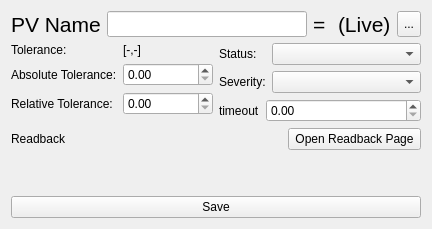
pcdshub/superscore, file superscore/ui/parameter_page.ui: the form before one commit.
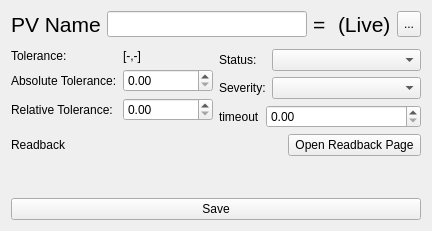
The form after the commit.

What changed in the file:
```diff
--- a/superscore/ui/parameter_page.ui
+++ b/superscore/ui/parameter_page.ui
@@ -7,7 +7,7 @@
     <x>0</x>
     <y>0</y>
     <width>432</width>
-    <height>229</height>
+    <height>231</height>
    </rect>
   </property>
   <property name="windowTitle">
@@ -15,8 +15,6 @@
   </property>
   <layout class="QVBoxLayout" name="verticalLayout">
    <item>
-    <layout class="QVBoxLayout" name="verticalLayout_2">
-     <item>
       <widget class="QWidget" name="pv_value_widget" native="true">
        <layout class="QHBoxLayout" name="horizontalLayout_3">
         <property name="leftMargin">
@@ -95,6 +93,9 @@
        </layout>
       </widget>
      </item>
+   <item>
+    <widget class="QWidget" name="meta_placeholder" native="true"/>
+   </item>
      <item>
       <layout class="QHBoxLayout" name="options_hlayout">
        <item>
@@ -283,8 +284,6 @@
         </item>
        </layout>
       </widget>
-     </item>
-    </layout>
    </item>
    <item>
     <spacer name="verticalSpacer">
```
Lines whose indentation alone changed are shown as unchanged.
